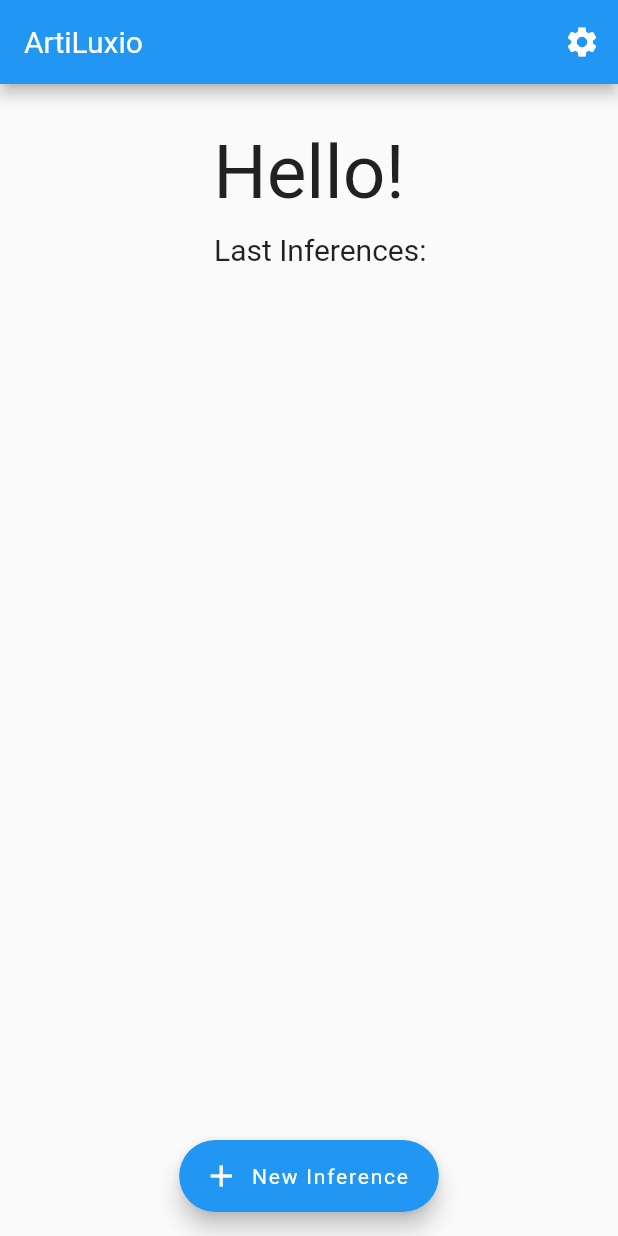
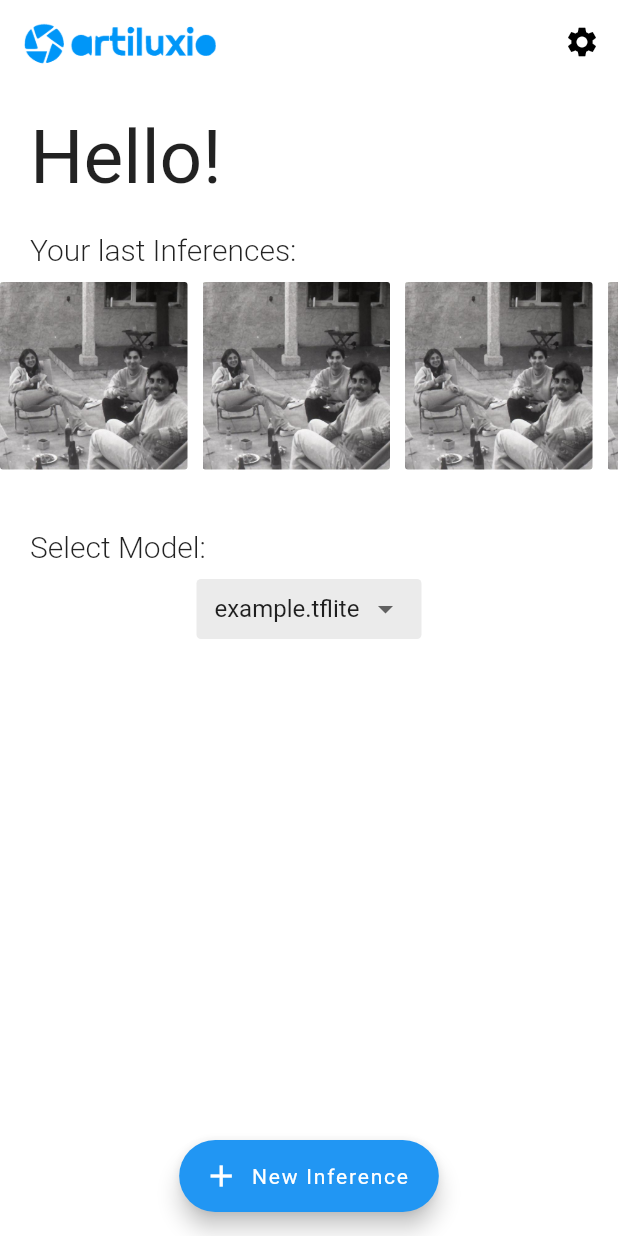
Before and after one commit to pguijas/artiluxio, a Flutter app: the screen it shows after launch, on a phone screen of 412 x 824 dp. Run offline on Flutter 3.47's test engine with Material 2 defaults, Android fonts, the phone set to English and light mode, and no system bars; our stand-ins replace flutter_bloc, image_picker; missing offline and left inert: dart:ffi.

Commit message:
Pantalla principal diseñada

```diff
--- a/lib/main.dart
+++ b/lib/main.dart
@@ -17,8 +17,12 @@ class MyApp extends StatelessWidget {
         title: 'Flutter Demo',
         theme: ThemeData(
           primarySwatch: Colors.blue,
+          fontFamily: 'Roboto',
+          scaffoldBackgroundColor: Colors.white,
         ),
-        darkTheme: ThemeData.dark(), // standard dark theme
+        darkTheme: ThemeData.dark().copyWith(
+          scaffoldBackgroundColor: Colors.black,
+        ),
         themeMode: ThemeMode.system, // device controls theme
         home: BlocProvider(
             create: (_) => AppBloc(),
--- a/lib/screens/main_screen/main_screen.dart
+++ b/lib/screens/main_screen/main_screen.dart
@@ -1,3 +1,5 @@
+import 'dart:ffi';
+
 import 'package:flutter/material.dart';
 import 'package:flutter_bloc/flutter_bloc.dart';
 import 'package:image_picker/image_picker.dart';
@@ -14,35 +16,44 @@ Main Screen Content:
 
 class MainScreen extends StatelessWidget {
   final String title = "ArtiLuxio";
+  final double imgSize = 125.0;
+
   const MainScreen({super.key});
 
-  /*
   Widget itembluider(int i) {
     return ClipRRect(
-      borderRadius: BorderRadius.circular(10),
-      child: const Image(
-        image: AssetImage('assets/images/example.jpg'),
-        height: 150,
-        width: 150,
+      borderRadius: BorderRadius.circular(2),
+      child: Image(
+        image: const AssetImage('assets/images/example.jpg'),
+        height: imgSize,
+        width: imgSize,
         fit: BoxFit.cover,
       ),
     );
   }
-  */
-
-  Widget itembluider(int i) {
-    return Container(
-        margin: EdgeInsets.all(30), width: 100, height: 30, color: Colors.blue);
-  }
 
   @override
   Widget build(BuildContext context) {
+    bool isDarkMode =
+        MediaQuery.of(context).platformBrightness == Brightness.dark;
+    List<String> models = BlocProvider.of<AppBloc>(context).models;
+
     return Scaffold(
         appBar: AppBar(
-          title: Text(title),
+          title: Image.asset(
+            'assets/logo.png',
+            fit: BoxFit.contain,
+            height: 30,
+          ),
+
+          // set same color as background
+          backgroundColor: isDarkMode ? Colors.black : Colors.white,
+
+          elevation: 0.0,
           actions: [
             IconButton(
               icon: const Icon(Icons.settings),
+              color: isDarkMode ? Colors.white : Colors.black,
               onPressed: () {
                 print("settings button pressed");
               },
@@ -51,9 +62,12 @@ class MainScreen extends StatelessWidget {
         ),
 
         // Body
-        body: Column(children: [
-          const Padding(
-            padding: EdgeInsets.only(top: 30.0, left: 0.0),
+        body: Column(
+          children: [
+            Container(
+              margin: const EdgeInsets.only(left: 20.0, top: 20.0),
+              child: const Align(
+                alignment: Alignment.topLeft,
                 child: Text(
                   "Hello!",
                   style: TextStyle(
@@ -62,30 +76,79 @@ class MainScreen extends StatelessWidget {
                   ),
                 ),
               ),
-          const Padding(
-            padding: EdgeInsets.only(top: 10.0, left: 15.0),
+            ),
+
+            Container(
+                margin:
+                    const EdgeInsets.only(left: 20.0, top: 20.0, bottom: 10.0),
+                child: const Align(
+                  alignment: Alignment.topLeft,
                   child: Text(
-              "Last Inferences:",
+                    "Your last Inferences:",
                     style: TextStyle(
                         fontSize: 20,
                         fontFamily: "Roboto",
+                        fontWeight: FontWeight.w300),
                   ),
-            ),
-          ),
+                )),
+
             // Last Inferences Scrollable
-
             SizedBox(
-            height: 10,
+              height: imgSize,
               child: ListView.separated(
                 scrollDirection: Axis.horizontal,
-              padding: const EdgeInsets.all(8),
+                padding: const EdgeInsets.all(0),
                 itemCount: 10,
                 itemBuilder: (_, i) => itembluider(i),
                 separatorBuilder: (_, i) => const SizedBox(width: 10),
               ),
+            ),
+
+            Container(
+              margin:
+                  const EdgeInsets.only(left: 20.0, top: 40.0, bottom: 10.0),
+              child: const Align(
+                alignment: Alignment.topLeft,
+                child: Text(
+                  "Select Model:",
+                  style: TextStyle(
+                      fontSize: 20,
+                      fontFamily: "Roboto",
+                      fontWeight: FontWeight.w300),
+                ),
+              ),
+            ),
+
+            // dropbox to select the model
+            Container(
+              padding: const EdgeInsets.symmetric(
+                horizontal: 12.0,
+              ),
+              height: 40.0,
+              width: 150.0,
+              decoration: BoxDecoration(
+                  borderRadius: BorderRadius.circular(3.0),
+                  color: isDarkMode
+                      ? const Color.fromARGB(20, 255, 255, 255)
+                      : const Color.fromARGB(20, 0, 0, 0)),
+              child: DropdownButtonHideUnderline(
+                  child: DropdownButton(
+                      value: models[0],
+                      // obtain the value from the bloc
+                      items: models
+                          .map((e) => DropdownMenuItem(
+                              value: e,
+                              child: Text(
+                                e,
+                              )))
+                          .toList(),
+                      onChanged: (value) {
+                        print(value);
+                      }) // your Dropdown Widget here
+                  ),
             )
-        ]),
-
+          ],
+        ),
         /*
         Center(
           child: ElevatedButton(
--- a/pubspec.yaml
+++ b/pubspec.yaml
@@ -65,7 +65,8 @@ flutter:
   # To add assets to your application, add an assets section, like this:
 
   assets:
-    - assets/images/
+    - assets/images/example.jpg
+    - assets/logo.png
   #   - images/a_dot_ham.jpeg
 
   # An image asset can refer to one or more resolution-specific "variants", see
@@ -82,5 +83,7 @@ flutter:
   fonts:
      - family: Roboto
        fonts:
+         - asset: fonts/Roboto-Thin.ttf
+         - asset: fonts/Roboto-Light.ttf
          - asset: fonts/Roboto-Regular.ttf
          - asset: fonts/Roboto-Black.ttf
```
Also changed, not shown: assets/logo.png (added), fonts/Roboto-Light.ttf (added), fonts/Roboto-Thin.ttf (added). Lines whose indentation alone changed are shown as unchanged.
